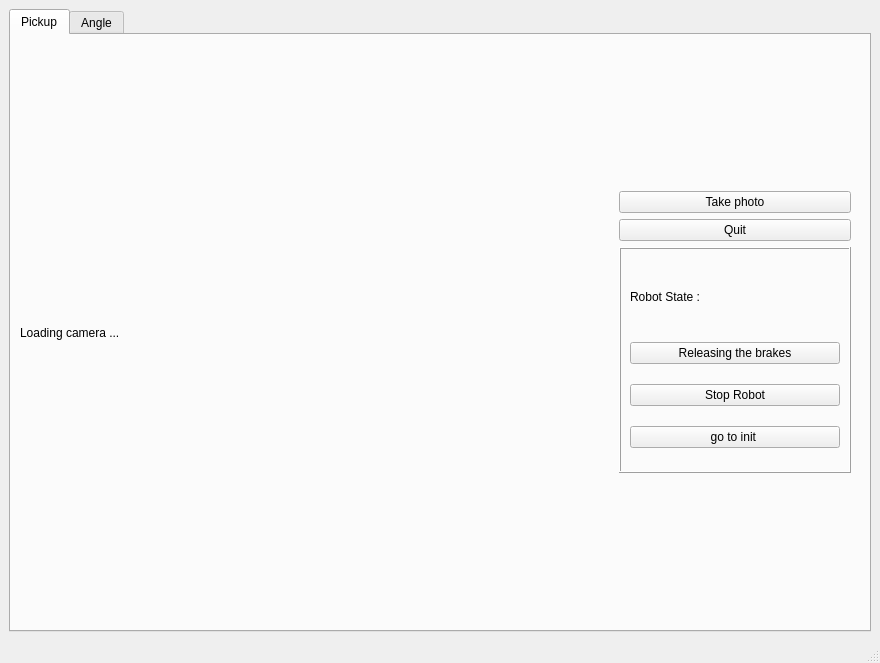
Qt form ur/ihm_tests/ui/main.ui (RambokDev/plateformes_generiques) before a commit.
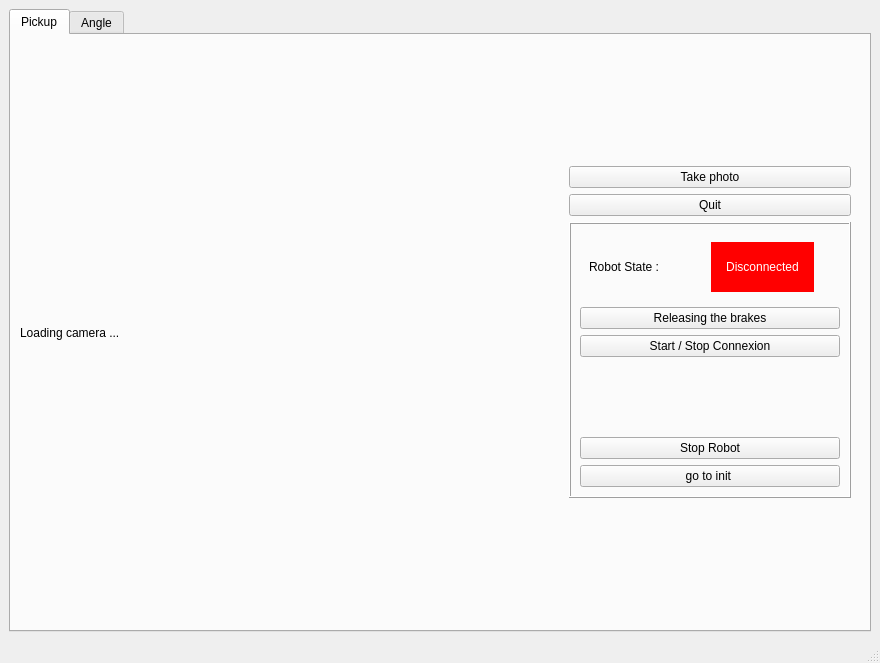
The same form after that commit.

Commit message: robot connexion

```diff
--- a/ur/ihm_tests/ui/main.ui
+++ b/ur/ihm_tests/ui/main.ui
@@ -56,8 +56,8 @@
            <widget class="QFrame" name="frame">
             <property name="maximumSize">
              <size>
-              <width>250</width>
-              <height>300</height>
+              <width>300</width>
+              <height>350</height>
              </size>
             </property>
             <property name="frameShape">
@@ -94,16 +94,52 @@
                </property>
                <layout class="QVBoxLayout" name="verticalLayout_4">
                 <item>
-                 <widget class="QLabel" name="label_5">
-                  <property name="maximumSize">
-                   <size>
-                    <width>16777215</width>
-                    <height>50</height>
-                   </size>
+                 <widget class="QFrame" name="frame_5">
+                  <property name="frameShape">
+                   <enum>QFrame::NoFrame</enum>
                   </property>
-                  <property name="text">
-                   <string>Robot State : </string>
+                  <property name="frameShadow">
+                   <enum>QFrame::Raised</enum>
                   </property>
+                  <layout class="QHBoxLayout" name="horizontalLayout_6">
+                   <item>
+                    <widget class="QLabel" name="label_5">
+                     <property name="maximumSize">
+                      <size>
+                       <width>100</width>
+                       <height>50</height>
+                      </size>
+                     </property>
+                     <property name="text">
+                      <string>Robot State : </string>
+                     </property>
+                    </widget>
+                   </item>
+                   <item alignment="Qt::AlignHCenter">
+                    <widget class="QLabel" name="state_connexion_robot">
+                     <property name="minimumSize">
+                      <size>
+                       <width>0</width>
+                       <height>50</height>
+                      </size>
+                     </property>
+                     <property name="autoFillBackground">
+                      <bool>false</bool>
+                     </property>
+                     <property name="styleSheet">
+                      <string notr="true">background-color: red;
+padding :15px;
+color:white</string>
+                     </property>
+                     <property name="text">
+                      <string>Disconnected</string>
+                     </property>
+                     <property name="alignment">
+                      <set>Qt::AlignCenter</set>
+                     </property>
+                    </widget>
+                   </item>
+                  </layout>
                  </widget>
                 </item>
                 <item>
@@ -113,6 +149,26 @@
                   </property>
                  </widget>
                 </item>
+                <item>
+                 <widget class="QPushButton" name="start_stop_connexion">
+                  <property name="text">
+                   <string>Start / Stop Connexion</string>
+                  </property>
+                 </widget>
+                </item>
+                <item>
+                 <spacer name="verticalSpacer_2">
+                  <property name="orientation">
+                   <enum>Qt::Vertical</enum>
+                  </property>
+                  <property name="sizeHint" stdset="0">
+                   <size>
+                    <width>20</width>
+                    <height>40</height>
+                   </size>
+                  </property>
+                 </spacer>
+                </item>
                 <item>
                  <widget class="QPushButton" name="stop_robot">
                   <property name="text">
```
The commit also changes 2 other files.
